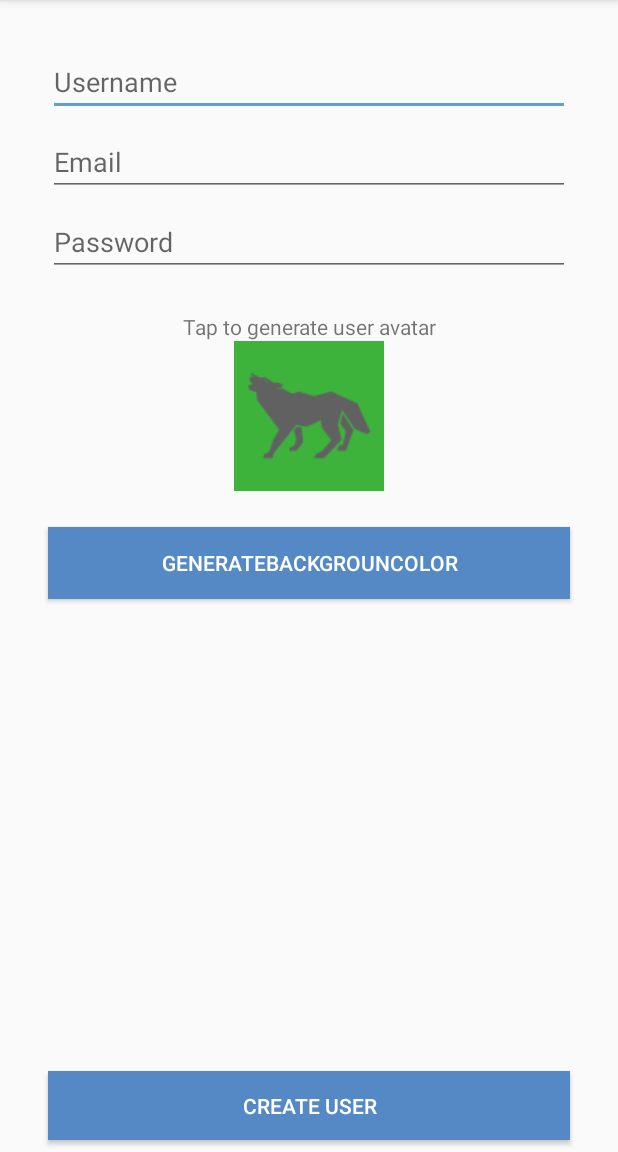
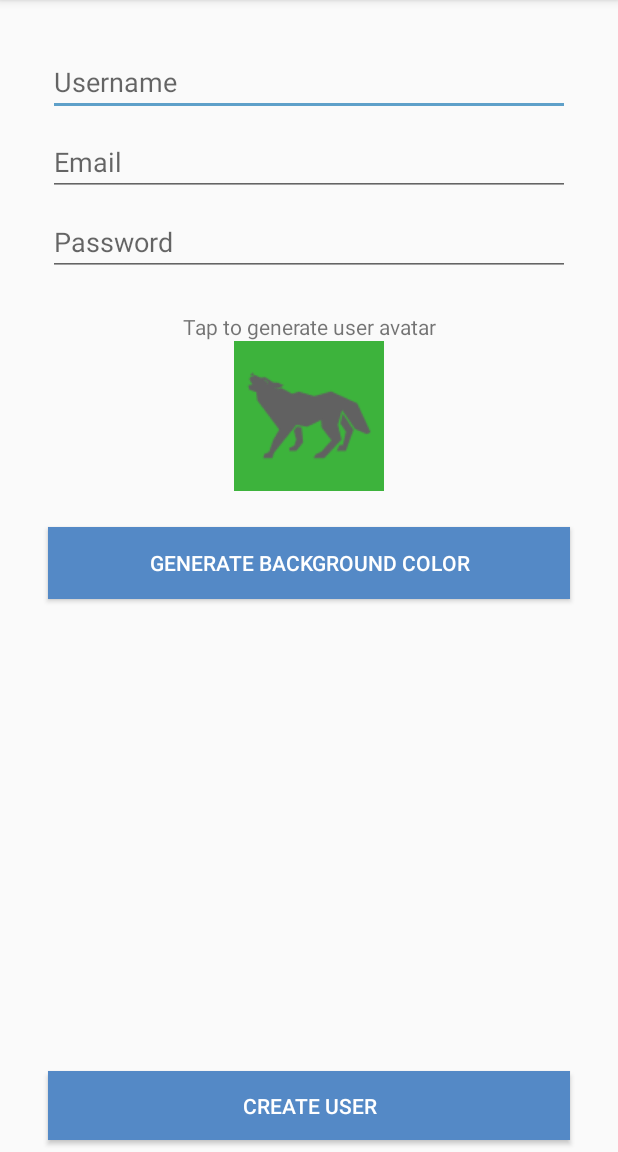
Before and after one commit to vinipachecov/kotlin-beginner-To-Advanced, an Android app: the CreateUserActivty screen opened directly, with no data from a screen before it, after a tap on "CREATE USER", on a phone screen of 412 x 824 dp, the part 84-1236 px from its top. Run offline under Robolectric (Android 15) with nearby library versions, the phone set to English and light mode, and no system bars; 2 other taps on this screen came first.

Commit message:
Create User activity, navheader on main activity update ok!

```diff
--- a/Smack/app/src/main/java/com/vinicius/smack/Controller/CreateUserActivty.kt
+++ b/Smack/app/src/main/java/com/vinicius/smack/Controller/CreateUserActivty.kt
@@ -1,13 +1,17 @@
 package com.vinicius.smack.Controller
 
+import android.content.Intent
 import android.graphics.Color
+import android.opengl.Visibility
 import android.support.v7.app.AppCompatActivity
 import android.os.Bundle
+import android.support.v4.content.LocalBroadcastManager
 import android.view.View
 import android.widget.Toast
 import com.vinicius.smack.R
 import com.vinicius.smack.Services.AuthService
 import com.vinicius.smack.Services.UserDataService
+import com.vinicius.smack.Utilities.BROADCAST_USER_DATA_CHANGE
 import kotlinx.android.synthetic.main.activity_create_user.*
 import kotlinx.android.synthetic.main.activity_login.*
 import java.util.*
@@ -20,6 +24,7 @@ class CreateUserActivty : AppCompatActivity() {
     override fun onCreate(savedInstanceState: Bundle?) {
         super.onCreate(savedInstanceState)
         setContentView(R.layout.activity_create_user)
+        createSpinner.visibility = View.INVISIBLE
     }
 
     fun generateUserAvatar(view: View) {
@@ -57,14 +62,14 @@ class CreateUserActivty : AppCompatActivity() {
     }
 
     fun createUserClicked(view: View) {
+        enableSpinner(true)
 
-
-        val userName = createUserNameText.toString()
+        val userName = createUserNameText.text.toString()
         val email = createEmailText.text.toString()
         val password = createPasswordText.text.toString()
 
 
-        if (email.isNotBlank() && password.isNotBlank()) {
+        if (userName.isNotEmpty() && email.isNotBlank() && password.isNotBlank()) {
             AuthService.registerUser(this, email, password) { registerSuccess ->
                 if (registerSuccess) {
                     Toast.makeText(this,"User Created", Toast.LENGTH_SHORT).show()
@@ -73,21 +78,47 @@ class CreateUserActivty : AppCompatActivity() {
                           Toast.makeText(this,"User Created and sign in Sucess!", Toast.LENGTH_SHORT).show()
                             AuthService.createUser(this, userName ,email,avatarColor,userAvatar) { createSucess ->
                                 if(createSucess) {
+
+                                    val userDataChange  = Intent(BROADCAST_USER_DATA_CHANGE)
+                                    LocalBroadcastManager.getInstance(this).sendBroadcast(userDataChange)
                                     Toast.makeText(this,"User createeeed :)", Toast.LENGTH_SHORT).show()
                                     println(UserDataService.avatarName)
                                     finish()
+                                } else {
+                                    errorToast()
                                 }
 
                             }
                         }
                     }
                 }else {
-                    Toast.makeText(this,"Error creating user!", Toast.LENGTH_SHORT).show()
+                    errorToast()
                 }
             }
         } else {
-            Toast.makeText(this, "Complete all fields!", Toast.LENGTH_SHORT)
+            errorToast()
         }
+
+        enableSpinner(false)
     }
 
+    fun enableSpinner(enable : Boolean) {
+        if (enable) {
+            createSpinner.visibility = View.VISIBLE
+        } else{
+            createSpinner.visibility = View.INVISIBLE
+        }
+
+        createUserButton.isEnabled = !enable
+        createAvatarImageView.isEnabled = !enable
+        backgroundColorButton.isEnabled = !enable
+    }
+
+    fun errorToast(){
+        Toast.makeText(this, "Something went wrong, try again..",
+                Toast.LENGTH_SHORT).show()
+        enableSpinner(false)
+    }
+
+
 }
--- a/Smack/app/src/main/java/com/vinicius/smack/Controller/LoginActivity.kt
+++ b/Smack/app/src/main/java/com/vinicius/smack/Controller/LoginActivity.kt
@@ -22,5 +22,6 @@ class LoginActivity : AppCompatActivity() {
     fun loginCreateUserButtonClicked(view: View) {
         val createUserIntent = Intent(this, CreateUserActivty::class.java)
         startActivity(createUserIntent)
+        finish()
     }
 }
--- a/Smack/app/src/main/java/com/vinicius/smack/Services/AuthService.kt
+++ b/Smack/app/src/main/java/com/vinicius/smack/Services/AuthService.kt
@@ -113,6 +113,7 @@ object AuthService {
 
         val createRequest = object :JsonObjectRequest(Method.POST, URL_CREATE_USER, null,
                 Response.Listener { response ->
+                    println(response)
 
                     try {
                         UserDataService.name = response.getString("name")
--- a/Smack/app/src/main/java/com/vinicius/smack/Utilities/Constants.kt
+++ b/Smack/app/src/main/java/com/vinicius/smack/Utilities/Constants.kt
@@ -9,3 +9,7 @@ const val BASE_URL = "https://vini-chattychat.herokuapp.com/v1/"
 const val URL_REGISTER = "${BASE_URL}account/register"
 const val URL_LOGIN = "${BASE_URL}account/login"
 const val URL_CREATE_USER = "${BASE_URL}/user/add"
+
+//Broadcast Constantes
+
+const val BROADCAST_USER_DATA_CHANGE = "BROADCAST_USER_DATA_CHANGE"
--- a/Smack/app/src/main/res/layout/activity_create_user.xml
+++ b/Smack/app/src/main/res/layout/activity_create_user.xml
@@ -95,7 +95,7 @@
         android:layout_marginTop="24dp"
         android:background="@color/colorPrimary"
         android:onClick="generateColorClicked"
-        android:text="GenerateBackgrounColor"
+        android:text="Generate Background Color"
         android:textColor="#FFFFFF"
         app:layout_constraintEnd_toEndOf="parent"
         app:layout_constraintHorizontal_bias="0.5"
@@ -117,4 +117,12 @@
         app:layout_constraintEnd_toEndOf="parent"
         app:layout_constraintHorizontal_bias="0.5"
         app:layout_constraintStart_toStartOf="parent" />
+
+    <ProgressBar
+        android:id="@+id/createSpinner"
+        style="?android:attr/progressBarStyle"
+        android:layout_width="wrap_content"
+        android:layout_height="wrap_content"
+        tools:layout_editor_absoluteX="181dp"
+        tools:layout_editor_absoluteY="148dp" />
 </android.support.constraint.ConstraintLayout>
--- a/Smack/app/src/main/res/layout/activity_main.xml
+++ b/Smack/app/src/main/res/layout/activity_main.xml
@@ -18,8 +18,7 @@
         android:layout_width="wrap_content"
         android:layout_height="match_parent"
         android:layout_gravity="start"
-        android:fitsSystemWindows="true"
-        app:headerLayout="@layout/nav_header_main" >
+        android:fitsSystemWindows="true">
 
         <RelativeLayout
             android:layout_width="match_parent"
```
Also changed, not shown: Smack/app/src/main/java/com/vinicius/smack/Controller/MainActivity.kt (+45 -3 lines), Smack/app/src/main/java/com/vinicius/smack/Services/UserDataService.kt (+37 -0 lines).
